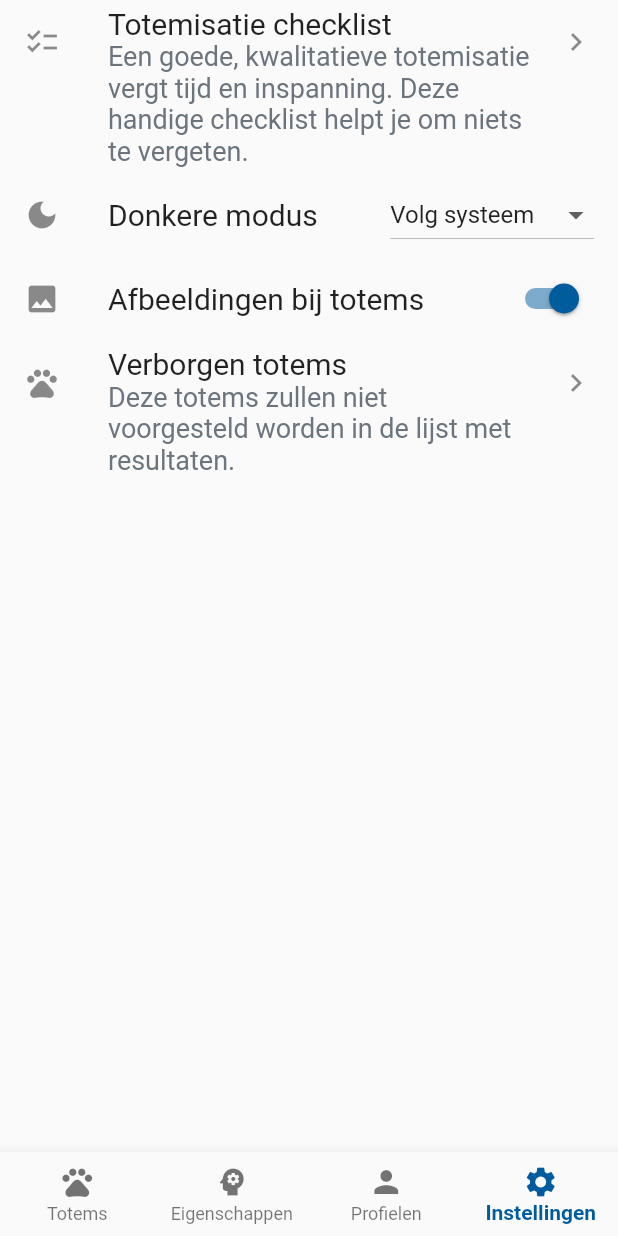
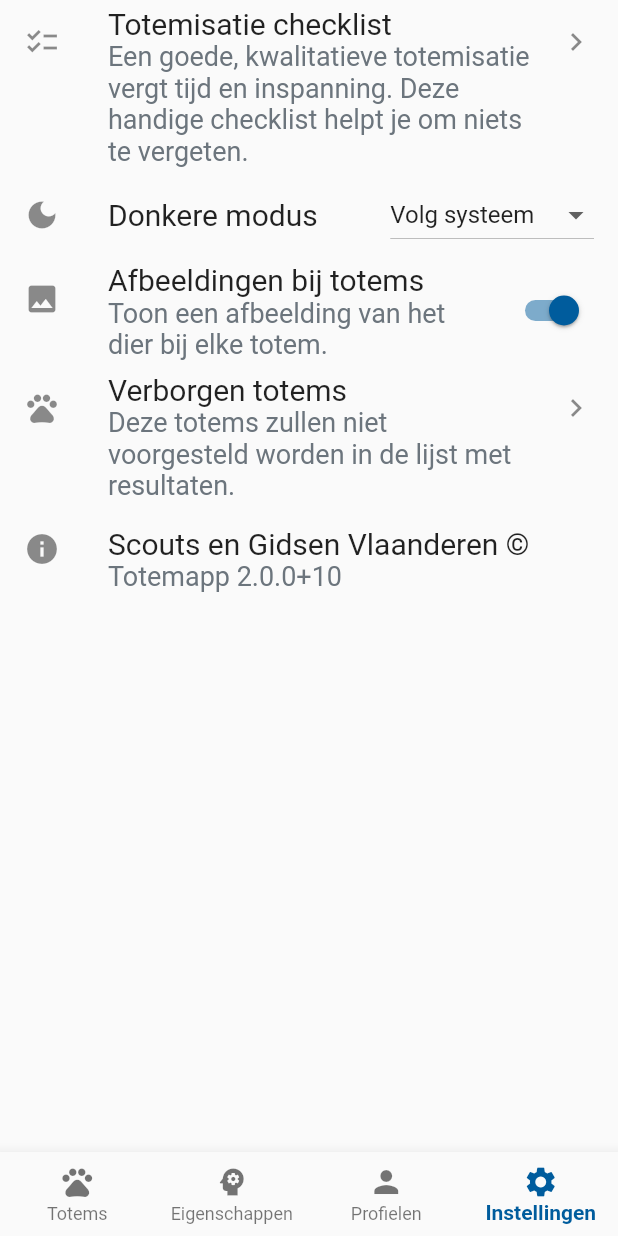
Before and after one commit to ScoutsGidsenVL/totem-app-2023, a Flutter app: the screen it shows after launch, item 4 of the bottom bar chosen, on a phone screen of 412 x 824 dp. Run offline on Flutter 3.47's test engine with Material 2 defaults, Android fonts, the phone set to English and light mode, and no system bars; our stand-ins replace azlistview, beamer, cached_network_image, flutter_cache_manager, flutter_markdown, flutter_native_splash and 5 more; accounts and stored records are empty; network calls fail.

Commit message:
Add version number info to settings

```diff
--- a/lib/model/dynamic_data.dart
+++ b/lib/model/dynamic_data.dart
@@ -4,11 +4,13 @@ import 'package:flutter/foundation.dart';
 import 'package:flutter/services.dart';
 import 'package:flutter_cache_manager/flutter_cache_manager.dart';
 import 'package:totemapp/model/totem_data.dart';
+import 'package:package_info_plus/package_info_plus.dart';
 
 const dataRepo =
     'https://raw.githubusercontent.com/ScoutsGidsenVL/totem-app-2023/main';
 
 class DynamicData extends ChangeNotifier {
+  PackageInfo? packageInfo;
   Map<String, AnimalData>? animals;
   Map<String, TraitData>? traits;
   Map<int, AnimalData>? animalsById;
@@ -22,10 +24,15 @@ class DynamicData extends ChangeNotifier {
 
   Future refreshData() async {
     await Future.wait([
+      getPackageInfo(),
       refreshTotemData(),
       refreshText('checklist'),
     ]);
     notifyListeners();
+  }
+
+  Future getPackageInfo() async {
+    packageInfo = await PackageInfo.fromPlatform();
   }
 
   Future refreshTotemData() async {
--- a/lib/pages/filtered_totems.dart
+++ b/lib/pages/filtered_totems.dart
@@ -3,6 +3,7 @@ import 'package:provider/provider.dart';
 import 'package:totemapp/model/dynamic_data.dart';
 import 'package:totemapp/model/settings_data.dart';
 import 'package:totemapp/model/traits_filter.dart';
+import 'package:totemapp/util.dart';
 import 'package:totemapp/widgets/animal_entry.dart';
 
 class FilteredTotems extends StatelessWidget {
@@ -39,9 +40,16 @@ class FilteredTotems extends StatelessWidget {
                         OutlinedButton.icon(
                           onPressed: () {
                             settings.hideAnimal(e.animal.name);
+                            showUndo(context,
+                                '${e.animal.name} verborgen bij resultaten',
+                                () {
+                              settings.setHiddenAnimals(settings.hiddenAnimals
+                                  .where((name) => name != e.animal.name));
+                            });
                           },
                           icon: const Icon(Icons.remove_circle),
-                          label: const Text('Deze totem niet meer voorstellen'),
+                          label:
+                              const Text('Deze totem verbergen bij resultaten'),
                         )
                       ],
                     );
--- a/lib/pages/instellingen.dart
+++ b/lib/pages/instellingen.dart
@@ -2,12 +2,16 @@ import 'package:beamer/beamer.dart';
 import 'package:flutter/material.dart';
 import 'package:provider/provider.dart';
 import 'package:totemapp/model/settings_data.dart';
+import 'package:totemapp/model/dynamic_data.dart';
+import 'package:package_info_plus/package_info_plus.dart';
 
 class Instellingen extends StatelessWidget {
   const Instellingen({super.key});
 
   @override
   Widget build(BuildContext context) {
+    final dynamicData = context.watch<DynamicData>();
+    final pkg = dynamicData.packageInfo;
     final settings = context.watch<SettingsData>();
 
     return Scaffold(
@@ -50,7 +54,10 @@ class Instellingen extends StatelessWidget {
               },
               secondary: const Icon(Icons.photo),
               title: const Text('Afbeeldingen bij totems',
-                  style: TextStyle(fontSize: 20))),
+                  style: TextStyle(fontSize: 20)),
+              subtitle: const Text(
+                  'Toon een afbeelding van het dier bij elke totem.',
+                  style: TextStyle(fontSize: 18))),
           ListTile(
               onTap: () {
                 context.beamToNamed('/instellingen/verborgen-totems');
@@ -62,6 +69,14 @@ class Instellingen extends StatelessWidget {
               subtitle: const Text(
                   'Deze totems zullen niet voorgesteld worden in de lijst met resultaten.',
                   style: TextStyle(fontSize: 18))),
+          ListTile(
+            leading: const Icon(Icons.info),
+            title: const Text('Scouts en Gidsen Vlaanderen ©',
+                style: TextStyle(fontSize: 20)),
+            subtitle: Text(
+                'Totemapp ${pkg == null ? '' : '${pkg.version}+${pkg.buildNumber}'}',
+                style: const TextStyle(fontSize: 18)),
+          )
         ],
       ),
     );
--- a/pubspec.yaml
+++ b/pubspec.yaml
@@ -39,6 +39,7 @@ dependencies:
   scrollable_positioned_list: ^0.2.3
   beamer: ^1.5.3
   cached_network_image: ^3.2.3
+  package_info_plus: ^3.1.1
 
 dev_dependencies:
   flutter_test:
```
Also changed, not shown: pubspec.lock, 1 other file.
